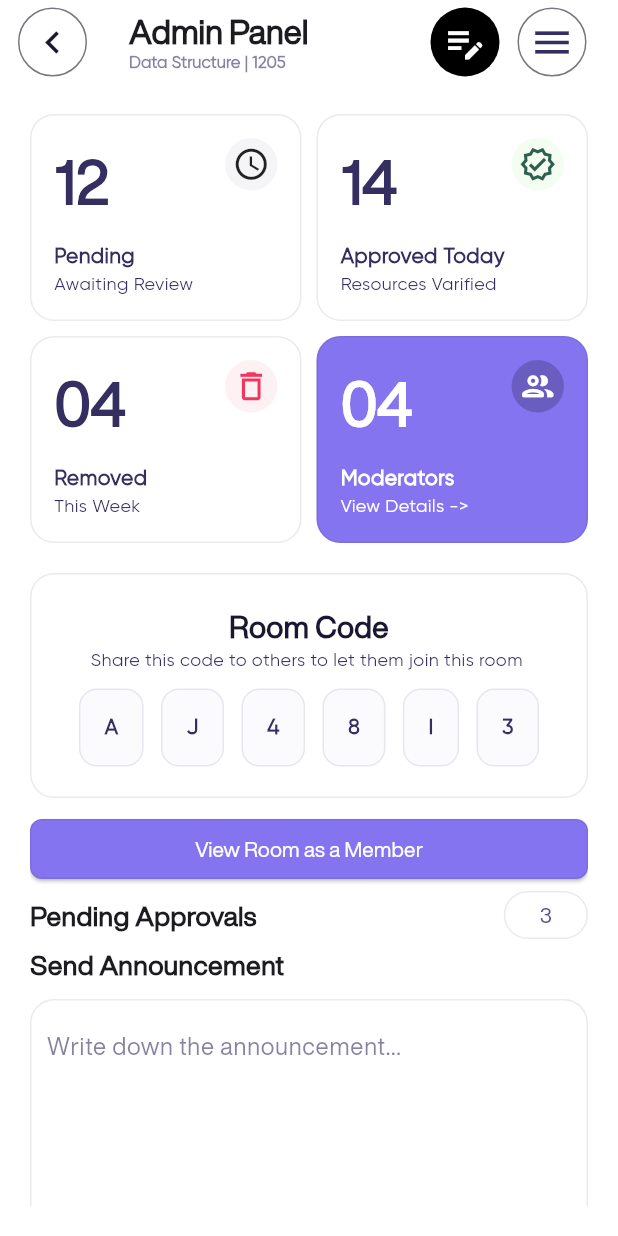
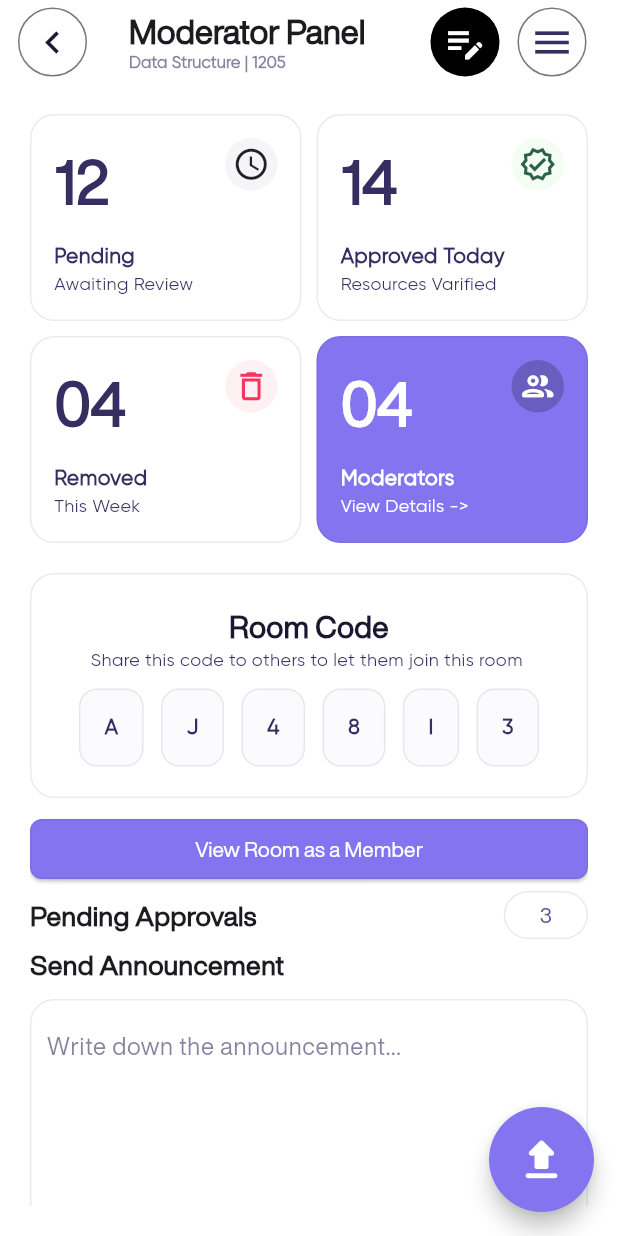
Before and after one commit to NoteHive-Aust/NoteHive, a Flutter app: the RoomScreenAdminOrMod screen opened directly, on a phone screen of 412 x 824 dp. Run offline on Flutter 3.47's test engine with Material 3 defaults, Android fonts, the phone set to English and light mode, and no system bars.

Commit message:
Room screen for admin or moderator

```diff
--- a/lib/Screens/RoomScreen_adminOrMod.dart
+++ b/lib/Screens/RoomScreen_adminOrMod.dart
@@ -1,11 +1,13 @@
 import 'package:flutter/material.dart';
 import 'package:flutter/services.dart';
+import 'package:notehive/Screens/members.dart';
 import 'package:notehive/Screens/roomScreen.dart';
 import 'package:notehive/Screens/room_announcement_page.dart';
 import 'package:notehive/widgets/leadingTitleAndTailButton.dart';
 import 'package:notehive/widgets/leadingbackButton.dart';
 
 import '../Structures/roomStructure.dart';
+import '../widgets/floatingUploadButton.dart';
 
 class RoomScreenAdminOrMod extends StatefulWidget {
   final Room room;
@@ -16,10 +18,11 @@ class RoomScreenAdminOrMod extends StatefulWidget {
 }
 
 class _RoomScreenAdminOrModState extends State<RoomScreenAdminOrMod> {
-  late bool isAdmin = widget.room.admin.name == 'Shaheer';
+  late bool isAdmin = widget.room.admin.name == 'Shaher';
   @override
   Widget build(BuildContext context) {
     return Scaffold(
+      floatingActionButton: floatingUploadButton(),
       endDrawer: DrawerWidget(context),
       appBar: AppbarWidget(context),
       body: Padding(
@@ -69,6 +72,7 @@ class _RoomScreenAdminOrModState extends State<RoomScreenAdminOrMod> {
               lombaButton(context: context, text: 'View Announcement', method: (){
                 Navigator.of(context).push(MaterialPageRoute(builder: (context)=>RoomAnnouncementPage()));
               },bgColor: Colors.white,fgColor: Color(0xff352E60)),
+              SizedBox(height: 200,),
             ],
           ),
         ),
@@ -172,7 +176,9 @@ class _RoomScreenAdminOrModState extends State<RoomScreenAdminOrMod> {
               ),
             ),
             DrawerWidgets(
-              method: () {},
+              method: () {
+                Navigator.of(context).push(MaterialPageRoute(builder: (context)=>MembersScreen()));
+              },
               text: 'Members',
               icon: Icons.people_outline_rounded,
             ),
--- a/lib/Screens/joinRoom.dart
+++ b/lib/Screens/joinRoom.dart
@@ -1,6 +1,7 @@
 import 'package:flutter/material.dart';
 import 'package:flutter/services.dart';
 import 'package:notehive/widgets/leadingTitleAndTailButton.dart';
+import 'package:notehive/widgets/leadingbackButton.dart';
 import 'package:notehive/widgets/listTileForBrowseRoom.dart';
 
 class Joinroom extends StatefulWidget {
@@ -14,7 +15,10 @@ class _JoinroomState extends State<Joinroom> {
   @override
   Widget build(BuildContext context) {
     return Scaffold(
-      appBar: AppBar(title: Text('Join Room')),
+      appBar: AppBar(
+        leadingWidth: 70,
+          leading: LeadingBackButton(context),
+          title: Text('Join Room')),
       body: Padding(
         padding: EdgeInsets.only(top: 40,left: 20,right: 20),
         child: SingleChildScrollView(
--- a/lib/Screens/signup.dart
+++ b/lib/Screens/signup.dart
@@ -151,7 +151,7 @@ Widget _buildLogo() {
       ClipRRect(
         borderRadius: BorderRadius.circular(10.0),
         child: Image.asset(
-          'assets/logo.png',
+          'assets/Logo.png',
           width: 125,
           height: 28,
           fit: BoxFit.contain,
--- /dev/null
+++ b/lib/widgets/floatingUploadButton.dart
@@ -0,0 +1,19 @@
+
+
+import 'package:flutter/material.dart';
+
+SizedBox floatingUploadButton() {
+  return SizedBox(
+    height: 70,
+    width: 70,
+    child: FloatingActionButton(
+      shape: RoundedRectangleBorder(
+        borderRadius: BorderRadius.circular(40.0), // Custom corner radius
+      ),
+      onPressed: () {},
+
+      backgroundColor: Color(0xFF8474F0),
+      child: Icon(Icons.file_upload_rounded, color: Colors.white,size: 36,),
+    ),
+  );
+}
```
Also changed, not shown: lib/Screens/roomScreen.dart (+5 -14 lines), lib/Screens/startingScreen.dart (+6 -6 lines).
